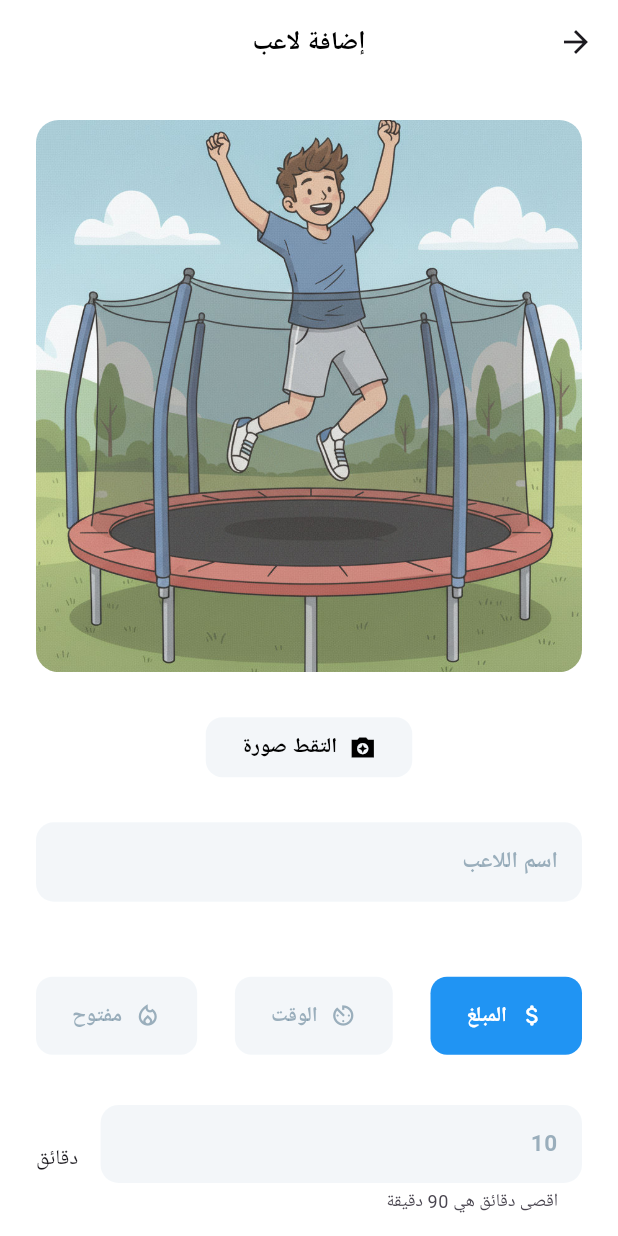
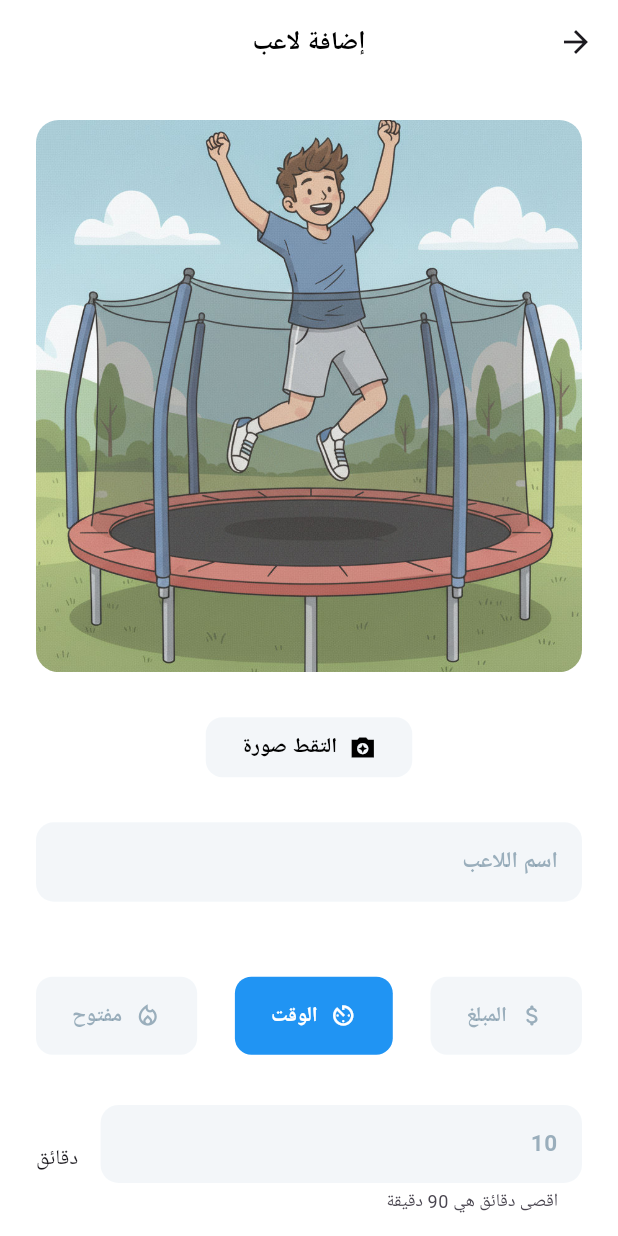
Before and after one commit to Zain-net/jump_time, a Flutter app: the AddPlayerScreen screen opened by its route, after a tap on "الوقت", on a phone screen of 412 x 824 dp. Run offline on Flutter 3.47's test engine with Material 3 defaults, Android fonts, the light colour scheme and no system bars; our stand-ins replace equatable, flutter_bloc, flutter_riverpod, image_picker.

Commit message:
feat: Enhance PlayingStyleForm with improved tab handling and validation logic

```diff
--- a/lib/features/player/presentation/widget/playing_style_form.dart
+++ b/lib/features/player/presentation/widget/playing_style_form.dart
@@ -24,8 +24,12 @@ class PlayingStyleForm extends StatefulWidget {
 }
 
 class _PlayingStyleFormState extends State<PlayingStyleForm> {
-  Widget _buildTab(PlayingMethod playingMethod) {
-    final selectedIndex = widget.tabController.index;
+  Widget _buildTab(PlayingMethod playingMethod, WidgetRef ref) {
+    final selectedMethod = ref
+        .watch(playerProvider)
+        .readyPlayer
+        .playingStateMethod;
+
     final tabIndex = playingMethod.index;
 
     return IconedButton(
@@ -39,34 +43,39 @@ class _PlayingStyleFormState extends State<PlayingStyleForm> {
             .read(playerProvider.notifier)
             .changePlayingMethod(playingMethod);
       },
-      backgroundColor: selectedIndex == tabIndex
+      backgroundColor: selectedMethod == playingMethod
           ? null
           : const Color(0xFFE7EEF4).withOpacity(.5),
-      foregroundColor: selectedIndex == tabIndex
+      foregroundColor: selectedMethod == playingMethod
           ? null
           : const Color(0xFF41677F).withOpacity(0.5),
     );
   }
 
+  List<Widget> _buildTabs(WidgetRef ref) {
+    final tabs = PlayingMethod.values.map((t) => _buildTab(t, ref)).toList();
+    return tabs;
+  }
+
   @override
   Widget build(BuildContext context) {
-    final tabs = PlayingMethod.values.map(_buildTab).toList();
-
     return Column(
       mainAxisSize: MainAxisSize.min,
       spacing: 30,
       children: [
-        Row(
+        Consumer(
+          builder: (context, ref, _) {
+            return Row(
               spacing: 10,
               mainAxisAlignment: MainAxisAlignment.spaceBetween,
-          children: tabs,
+              children: _buildTabs(ref),
+            );
+          },
         ),
 
         SizedBox(
           height: 80,
-          child: Consumer(
-            builder: (context, ref, child) {
-              return TabBarView(
+          child: TabBarView(
             controller: widget.tabController,
             physics: const NeverScrollableScrollPhysics(),
             children: [
@@ -79,6 +88,8 @@ class _PlayingStyleFormState extends State<PlayingStyleForm> {
                       hintText: '500',
                       helperText: 'أقصى مبلغ هو 5000 ريال',
                       maxLength: 4,
+                      textInputType: const TextInputType.numberWithOptions(),
+
                       validator: (value) {
                         final isSelected =
                             widget.tabController.index ==
@@ -114,8 +125,7 @@ class _PlayingStyleFormState extends State<PlayingStyleForm> {
                       hintText: '10',
                       helperText: 'اقصى دقائق هي 90 دقيقة',
                       maxLength: 2,
-                          textInputType:
-                              const TextInputType.numberWithOptions(),
+                      textInputType: const TextInputType.numberWithOptions(),
                       validator: (value) {
                         final isSelected =
                             widget.tabController.index ==
@@ -144,8 +154,6 @@ class _PlayingStyleFormState extends State<PlayingStyleForm> {
 
               const Center(child: Text('تم اختيار مفتوح')),
             ],
-              );
-            },
           ),
         ),
       ],
```
Lines whose indentation alone changed are shown as unchanged.
